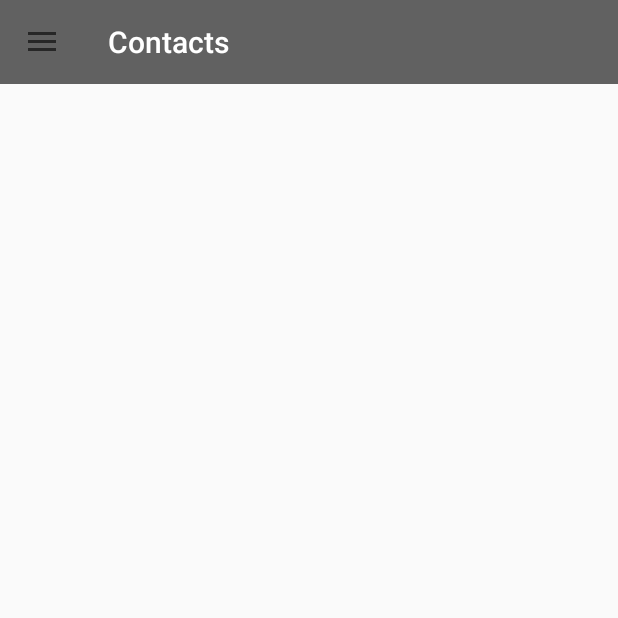
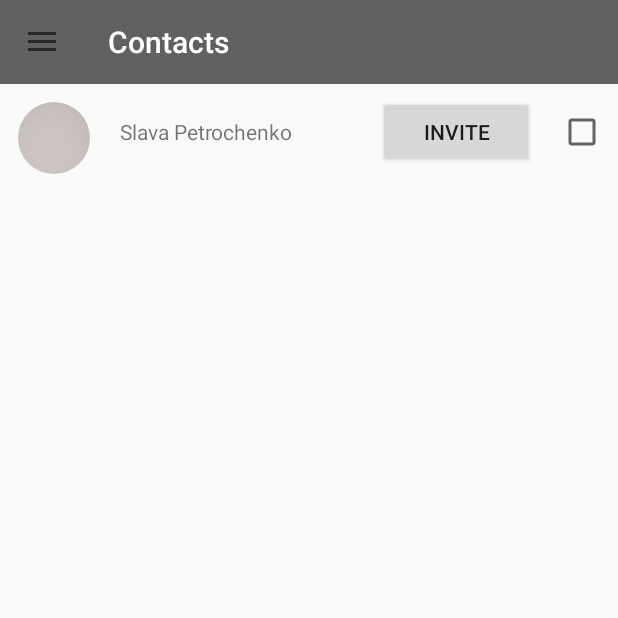
Before and after one commit to scame/SaveAlife, an Android app: the screen it shows after launch (DrawerActivity), in the side drawer, after a tap on "Contacts", on a phone screen of 412 x 824 dp, the top half of it. Run offline under Robolectric (Android 15) with nearby library versions, the light colour scheme and no system bars; our stand-ins replace ButterKnife, CircleImageView, Dagger/Hilt's generated code; libraries missing offline, so code that uses them is left out: com.mapbox.mapboxsdk, rx.android.schedulers, rx.schedulers; 1 statement that could not run was skipped.

Commit message:
added contacts layouts

```diff
--- a/app/src/main/java/com/krestone/savealife/presentation/fragments/ContactsFragment.java
+++ b/app/src/main/java/com/krestone/savealife/presentation/fragments/ContactsFragment.java
@@ -1,9 +1,20 @@
 package com.krestone.savealife.presentation.fragments;
 
 
+import android.os.Bundle;
+import android.support.annotation.Nullable;
 import android.support.v4.app.Fragment;
+import android.view.LayoutInflater;
+import android.view.View;
+import android.view.ViewGroup;
+
+import com.krestone.savealife.R;
 
 public class ContactsFragment extends Fragment {
 
-
+    @Nullable
+    @Override
+    public View onCreateView(LayoutInflater inflater, @Nullable ViewGroup container, @Nullable Bundle savedInstanceState) {
+        return inflater.inflate(R.layout.contact_item_in_app, container, false);
+    }
 }
--- /dev/null
+++ b/app/src/main/res/layout/contact_item_in_app.xml
@@ -0,0 +1,35 @@
+<?xml version="1.0" encoding="utf-8"?>
+<LinearLayout xmlns:android="http://schemas.android.com/apk/res/android"
+    android:layout_width="match_parent"
+    android:layout_height="wrap_content"
+    android:orientation="horizontal">
+
+    <de.hdodenhof.circleimageview.CircleImageView
+        android:id="@+id/contact_profile_image"
+        android:layout_width="72dp"
+        android:layout_height="72dp"
+        android:padding="@dimen/standard_elem_padding"
+        android:src="@drawable/placeholder" />
+
+    <TextView
+        android:id="@+id/contact_name"
+        android:layout_width="0dp"
+        android:layout_height="wrap_content"
+        android:layout_margin="@dimen/standard_elem_margin"
+        android:layout_weight="3"
+        android:text="Slava Petrochenko" />
+
+    <Button
+        android:id="@+id/invite_button"
+        android:layout_width="0dp"
+        android:layout_height="wrap_content"
+        android:layout_margin="@dimen/standard_elem_margin"
+        android:layout_weight="2"
+        android:text="@string/invite" />
+
+    <CheckBox
+        android:layout_width="wrap_content"
+        android:layout_height="wrap_content"
+        android:layout_margin="@dimen/standard_elem_margin" />
+
+</LinearLayout>
--- a/app/src/main/res/values/strings.xml
+++ b/app/src/main/res/values/strings.xml
@@ -29,4 +29,7 @@
     <string name="driver_mode">Driver mode</string>
     <string name="event_details_btn_text">View details</string>
 
+    <string name="in_app">IN APP</string>
+    <string name="invite">invite</string>
+
 </resources>
```
Also changed, not shown: app/src/main/res/layout/contact_item_not_in_app.xml (added, +34 -0 lines), app/src/main/res/layout/contacts_layout.xml (added, +14 -0 lines).
